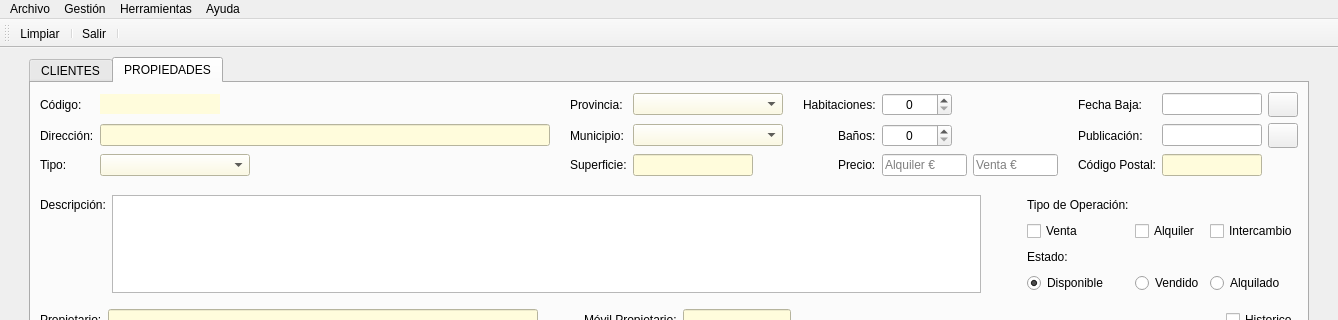
The window that templates/venPrincipal.ui (AmarinoLama/desarrolloInterfaces_Proyecto) describes before a commit, drawn with Qt 5; both pictures show x 0 to 1338 and y 0 to 320 of the 1338 by 841 pixel window.
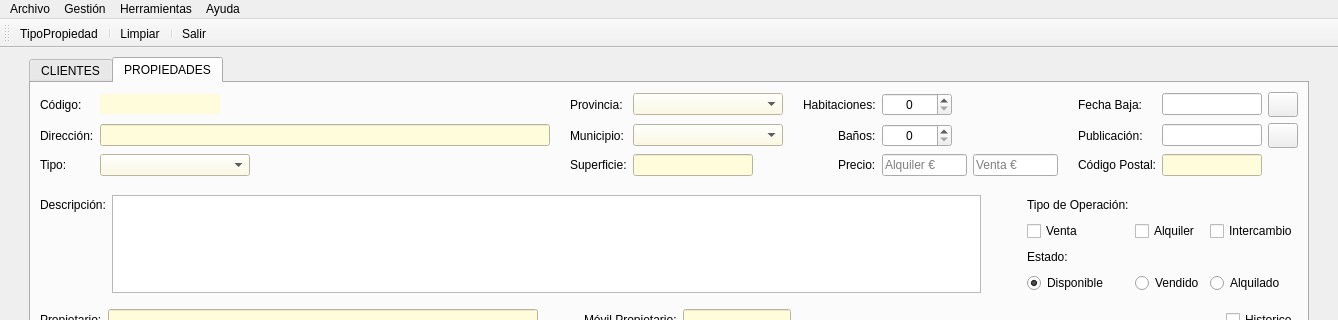
The same window after the commit. Icons and pictures are not drawn.

What changed in the file:
```diff
--- a/templates/venPrincipal.ui
+++ b/templates/venPrincipal.ui
@@ -1650,10 +1650,11 @@
    <attribute name="toolBarBreak">
     <bool>false</bool>
    </attribute>
+   <addaction name="actionTipoPropiedad"/>
+   <addaction name="separator"/>
    <addaction name="actionbarLimpiar"/>
    <addaction name="separator"/>
    <addaction name="actionbarSalir"/>
-   <addaction name="separator"/>
   </widget>
   <action name="actionSalir">
    <property name="text">
@@ -1696,6 +1697,15 @@
     <string>Tipo Propiedades</string>
    </property>
   </action>
+  <action name="actionTipoPropiedad">
+   <property name="icon">
+    <iconset>
+     <normaloff>../img/casa.ico</normaloff>../img/casa.ico</iconset>
+   </property>
+   <property name="text">
+    <string>TipoPropiedad</string>
+   </property>
+  </action>
  </widget>
  <resources/>
  <connections/>
```
